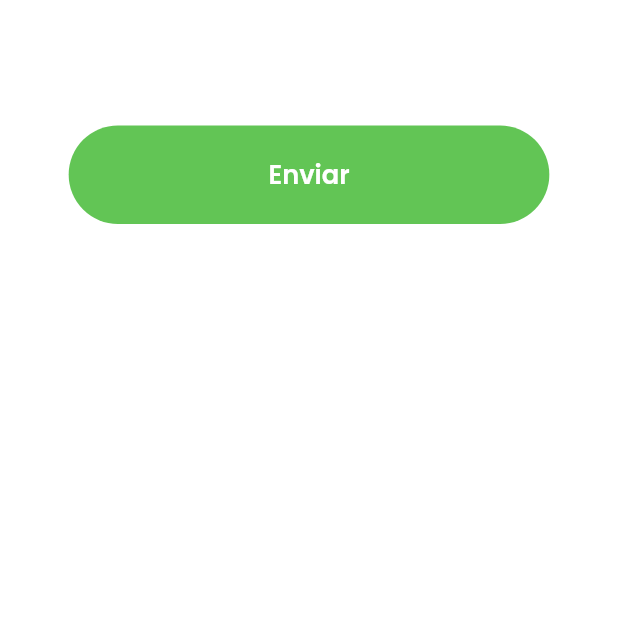
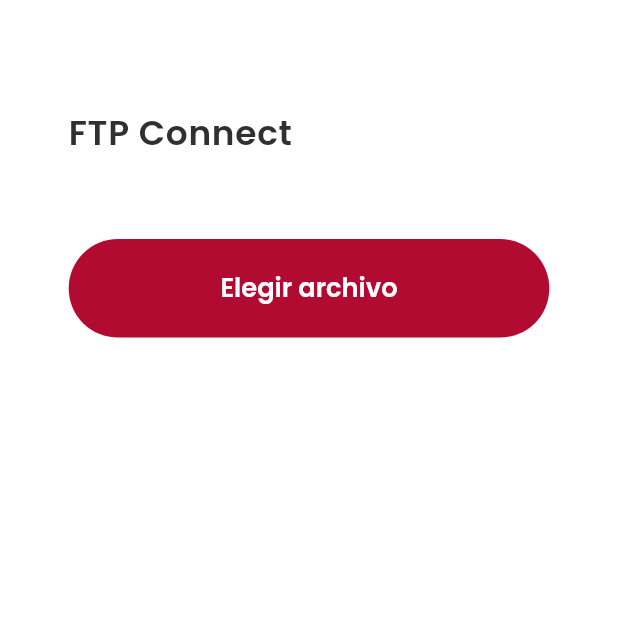
Before and after one commit to cliscano77/flutter_ftpconnect, a Flutter app: the HomePage screen opened directly, on a phone screen of 412 x 824 dp, the top half of it. Run offline on Flutter 3.47's test engine with Material 2 defaults, Android fonts, the phone set to English and light mode, and no system bars; our stand-ins replace file_picker, flutter_easyloading, flutter_screenutil; missing offline and left inert: ftpconnect, sweetalert.

Commit message:
update tcp

```diff
--- a/lib/main.dart
+++ b/lib/main.dart
@@ -39,8 +39,8 @@ class MyApp extends StatelessWidget {
     return ScreenUtilInit(
       builder: () => MaterialApp(
         debugShowCheckedModeBanner: false,
-     //   home: HomePage(),
-        home: TosatAlert(),
+        home: HomePage(),
+     //   home: TosatAlert(),
         theme: ThemeData(
             primarySwatch: Colors.red, primaryColor: Color(0xFF191919)
         ),
--- a/lib/pages/home.dart
+++ b/lib/pages/home.dart
@@ -33,7 +33,7 @@ class _HomePageState extends State<HomePage> {
 
   //////////
   bool _isLoading = false;
-  bool _isButton = true;
+  bool _isButton = false;
 
 
 
@@ -55,96 +55,98 @@ class _HomePageState extends State<HomePage> {
                 mainAxisSize: MainAxisSize.min,
                 crossAxisAlignment: CrossAxisAlignment.start,
                 children: [
-                  // Text(
-                  //   'FTP Connect',
-                  //   style: StyleGeneral.styleTextTitlePage,
-                  //   textAlign: TextAlign.center,
-                  // ),
-                  //
-                  // SizedBox(height: 20.h),
-                  // InputCustom(
-                  //   focusNode: _dominioFocus,
-                  //   controller: _inputDominioController,
-                  //   keyboardType: TextInputType.number,
-                  //   onFieldSubmitted: (term) {
-                  //     _fieldFocusChange(context, _dominioFocus, _userFocus);
-                  //   },
-                  //   hintText: 'Ingresa tu dominio',
-                  //   validator: (value) {
-                  //     if (value.isEmpty) return 'El Dominio es obligatorio';
-                  //     return null;
-                  //   },
-                  // ),
-                  //
-                  // SizedBox(
-                  //   height: 15.h,
-                  // ),
-                  // InputCustom(
-                  //   focusNode: _userFocus,
-                  //   controller: _inputUserController,
-                  //   onFieldSubmitted: (term) {
-                  //     _fieldFocusChange(context, _userFocus, _passFocus);
-                  //   },
-                  //   hintText: 'Ingresa tu usuario',
-                  //   validator: (value) {
-                  //     if (value.isEmpty) return 'El Usuario es obligatorio';
-                  //     return null;
-                  //   },
-                  // ),
-                  //
-                  // SizedBox(
-                  //   height: 15.h,
-                  // ),
-                  // InputCustom(
-                  //   focusNode: _passFocus,
-                  //   controller: _inputPassController,
-                  //   textInputAction: TextInputAction.done,
-                  //   hintText: 'Ingresa tu contraseña',
-                  //   validator: (value) {
-                  //     if (value.isEmpty) return 'La contraseña es obligatorio';
-                  //     return null;
-                  //   },
-                  // ),
-                  //
-                  // SizedBox(
-                  //   height: 25.h,
-                  // ),
-                  // ButtonCustom(
-                  //   text: 'Elegir archivo',
-                  //   fullscreen: true,
-                  //   onTap: () async {
-                  //     FilePickerResult result = await FilePicker.platform.pickFiles();
-                  //
-                  //     if(result != null) {
-                  //       PlatformFile file = result.files.first;
-                  //
-                  //       setState(() {
-                  //         nameFile = file.name;
-                  //         pathFile = file.path;
-                  //
-                  //         _isButton= true;
-                  //       });
-                  //     } else {
-                  //       // User canceled the picker
-                  //     }
-                  //   },
-                  // ),
-                  //
-                  // SizedBox(
-                  //   height: 20.h,
-                  // ),
-                  //
-                  // Center(
-                  //   child: Text(
-                  //     nameFile,
-                  //     style: StyleGeneral.styleTextSmall,
-                  //     textAlign: TextAlign.center,
-                  //   )
-                  // ),
-                  //
-                  // SizedBox(
-                  //   height: 65.h,
-                  // ),
+                   Text(
+                     'FTP Connect',
+                     style: StyleGeneral.styleTextTitlePage,
+                     textAlign: TextAlign.center,
+                   ),
+
+                   SizedBox(height: 20.h),
+                  /* InputCustom(
+                     focusNode: _dominioFocus,
+                     controller: _inputDominioController,
+                     keyboardType: TextInputType.number,
+                     onFieldSubmitted: (term) {
+                       _fieldFocusChange(context, _dominioFocus, _userFocus);
+                     },
+                     hintText: 'Ingresa tu dominio',
+                     validator: (value) {
+                       if (value.isEmpty) return 'El Dominio es obligatorio';
+                       return null;
+                     },
+                   ),
+
+                   SizedBox(
+                     height: 15.h,
+                   ),
+                   InputCustom(
+                     focusNode: _userFocus,
+                     controller: _inputUserController,
+                     onFieldSubmitted: (term) {
+                       _fieldFocusChange(context, _userFocus, _passFocus);
+                     },
+                     hintText: 'Ingresa tu usuario',
+                     validator: (value) {
+                       if (value.isEmpty) return 'El Usuario es obligatorio';
+                       return null;
+                     },
+                   ),
+
+                   SizedBox(
+                     height: 15.h,
+                   ),
+                   InputCustom(
+                     focusNode: _passFocus,
+                     controller: _inputPassController,
+                     textInputAction: TextInputAction.done,
+                     hintText: 'Ingresa tu contraseña',
+                     validator: (value) {
+                       if (value.isEmpty) return 'La contraseña es obligatorio';
+                       return null;
+                     },
+                   ),
+
+                   */
+
+                   SizedBox(
+                     height: 25.h,
+                   ),
+                   ButtonCustom(
+                     text: 'Elegir archivo',
+                     fullscreen: true,
+                     onTap: () async {
+                       FilePickerResult result = await FilePicker.platform.pickFiles();
+
+                       if(result != null) {
+                         PlatformFile file = result.files.first;
+
+                         setState(() {
+                           nameFile = file.name;
+                           pathFile = file.path;
+
+                           _isButton= true;
+                         });
+                       } else {
+                         // User canceled the picker
+                       }
+                     },
+                   ),
+
+                   SizedBox(
+                     height: 20.h,
+                   ),
+
+                   Center(
+                     child: Text(
+                       nameFile,
+                       style: StyleGeneral.styleTextSmall,
+                       textAlign: TextAlign.center,
+                     )
+                   ),
+
+                   SizedBox(
+                     height: 65.h,
+                   ),
 
                   _isButton ? _isLoading ? ActivityIndicator() : GestureDetector(
                     onTap: (){
@@ -189,41 +191,48 @@ class _HomePageState extends State<HomePage> {
   }
 
   _sendFiles() async {
-    EasyLoading.show(status: 'loading...');
 
-    // host = _inputDominioController.text.trim();
-    // user = _inputUserController.text.trim();
-    // pass = _inputPassController.text.trim();
-    //
-    //
+    setState(() {
+      _isLoading = true;
+    });
+
+     //host = _inputDominioController.text.trim();
+     //user = _inputUserController.text.trim();
+     //pass = _inputPassController.text.trim();
+
+
     // FTPConnect ftpConnect = FTPConnect(host , user:user , pass:pass);
-    // //FTPConnect ftpConnect = FTPConnect("chef24seven.com" , user:"chef24seven" , pass:"4BBV1RSqBF*vofPjO");
-    //
-    // try {
-    //   File fileToUpload = File(pathFile);
-    //   await ftpConnect.connect();
-    //   bool res = await ftpConnect.uploadFileWithRetry(fileToUpload, pRetryCount: 2);
-    //
-    //   //await ftpConnect.uploadFile(fileToUpload);
-    //   await ftpConnect.disconnect();
-    //
-    //   print(res);
-    //
-    //   if(res){
-    //     SweetAlert.show(context,
-    //         subtitle: "Envio exitoso",
-    //         style: SweetAlertStyle.success);
-    //   }
-    // } catch (e) {
-    //   //error
-    //   print("error: "+e);
-    //   setState(() {
-    //     error = e.toString();
-    //   });
-    // }
-    // setState(() {
-    //   _isLoading = true;
-    // });
+     //FTPConnect ftpConnect = FTPConnect("chef24seven.com" , user:"chef24seven" , pass:"4BBV1RSqBF*vofPjO");
+     FTPConnect ftpConnect = FTPConnect("10.3.141.1" , user:"pi" , pass:"Estige1981");
+
+     try {
+       File fileToUpload = File(pathFile);
+       await ftpConnect.connect();
+       bool res = await ftpConnect.uploadFileWithRetry(fileToUpload, pRetryCount: 2);
+
+       await ftpConnect.uploadFile(fileToUpload);
+       await ftpConnect.disconnect();
+
+       print(res);
+
+       if(res){
+         SweetAlert.show(context,
+             subtitle: "Envio exitoso",
+             style: SweetAlertStyle.success);
+
+         setState(() {
+           _isLoading = false;
+           _isButton = false;
+         });
+       }
+     } catch (e) {
+       ///error
+       print("error: "+e);
+       setState(() {
+         error = e.toString();
+       });
+     }
+
 
 
   }
```
Also changed, not shown: 6 other files.
